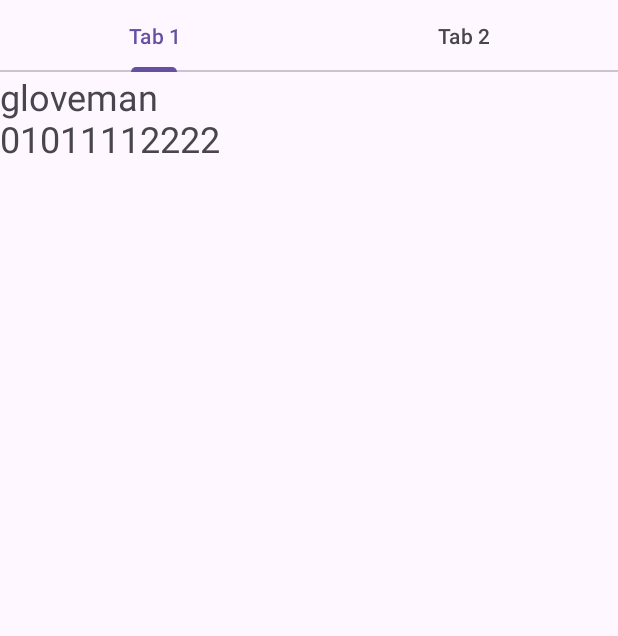
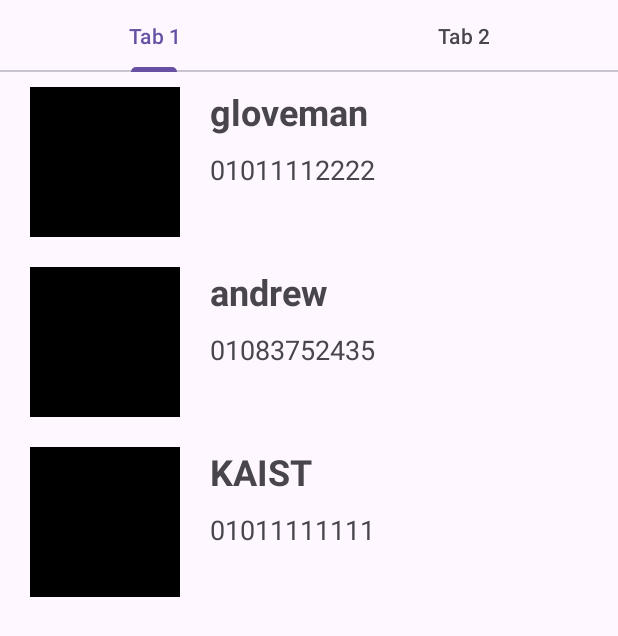
Before and after one commit to Gloveman/CampProject1, an Android app: the screen it shows after launch (MainActivity), on a phone screen of 412 x 824 dp. Shown: the top 636 px of the screen. Run offline under Robolectric (Android 15) with nearby library versions, the phone set to English and light mode, and no system bars.

Commit message:
Improve Tap1 layout

```diff
--- a/app/src/main/java/com/example/androidtest/ContactInfo.kt
+++ b/app/src/main/java/com/example/androidtest/ContactInfo.kt
@@ -11,7 +11,7 @@ import org.json.JSONArray
 class ContactInfo:Fragment() {
     private lateinit var binding:FragmentContactinfoBinding
     lateinit var ListAdapter:listadapter
-    val datas= mutableListOf<String>()
+    val datas= mutableListOf<ContactData>()
     override fun onCreateView(
         inflater:LayoutInflater,
         container:ViewGroup?,
@@ -34,10 +34,9 @@ class ContactInfo:Fragment() {
         binding.contactlist.adapter=ListAdapter
         for (i in 0 until contactarray.length()){
             val single=contactarray.getJSONObject(i)
-            var S=single.getString("name")
-            S+="\n"
-            S+=single.getString("number")
-            datas.add(S)
+            val name=single.getString("name")
+            val number=single.getString("number")
+            datas.add(ContactData(name=name,number=number))
         }
         ListAdapter.datas=datas
         ListAdapter.notifyDataSetChanged()
--- a/app/src/main/java/com/example/androidtest/Gallery.kt
+++ b/app/src/main/java/com/example/androidtest/Gallery.kt
@@ -7,7 +7,7 @@ import android.view.ViewGroup
 import androidx.fragment.app.Fragment
 import com.example.androidtest.databinding.FragmentGalleryBinding
 
-class Gallery :Fragment(){ //dkdkdkdkd
+class Gallery :Fragment(){
     private lateinit var binding: FragmentGalleryBinding
     override fun onCreateView(
         inflater:LayoutInflater,
--- a/app/src/main/java/com/example/androidtest/listadapter.kt
+++ b/app/src/main/java/com/example/androidtest/listadapter.kt
@@ -9,7 +9,7 @@ import android.view.ViewGroup
 import android.widget.TextView
 
 class listadapter(private val context: Context?):RecyclerView.Adapter<listadapter.ViewHolder>(){
-    var datas= mutableListOf<String>()
+    var datas= mutableListOf<ContactData>()
     override fun onCreateViewHolder(parent: ViewGroup, viewType: Int): ViewHolder {
         val view=LayoutInflater.from(context).inflate(R.layout.viewitem,parent,false)
         return ViewHolder(view)
@@ -17,9 +17,17 @@ class listadapter(private val context: Context?):RecyclerView.Adapter<listadapte
     override fun getItemCount(): Int=datas.size
 
     override fun onBindViewHolder(holder: ViewHolder, position: Int) {
-        holder.content.text=datas[position]
+        holder.name.text=datas[position].name
+        holder.number.text=datas[position].number
     }
     inner class ViewHolder(view: View):RecyclerView.ViewHolder(view){
-        val content: TextView =itemView.findViewById(R.id.txtname)
+        val name: TextView =itemView.findViewById(R.id.txtname)
+        val number:TextView=itemView.findViewById(R.id.txtnum)
     }
 }
+
+data class ContactData(
+    //val img:Int,
+    val name:String,
+    val number:String
+)
--- a/app/src/main/res/layout/fragment_contactinfo.xml
+++ b/app/src/main/res/layout/fragment_contactinfo.xml
@@ -9,11 +9,13 @@
 
     <androidx.recyclerview.widget.RecyclerView
         android:id="@+id/contactlist"
-        android:scrollbars="vertical"
-        android:layout_width="wrap_content"
+        android:layout_width="match_parent"
         android:layout_height="wrap_content"
         app:layoutManager="androidx.recyclerview.widget.LinearLayoutManager"
         tools:listitem="@layout/viewitem"
+        app:layout_constraintTop_toTopOf="parent"
+        app:layout_constraintLeft_toLeftOf="parent"
+        app:layout_constraintRight_toRightOf="parent"
         android:orientation="vertical"
         />
 </androidx.constraintlayout.widget.ConstraintLayout>
--- a/app/src/main/res/layout/viewitem.xml
+++ b/app/src/main/res/layout/viewitem.xml
@@ -1,15 +1,39 @@
 <?xml version="1.0" encoding="utf-8"?>
 <androidx.constraintlayout.widget.ConstraintLayout xmlns:android="http://schemas.android.com/apk/res/android"
     android:layout_width="match_parent"
-    android:layout_height="match_parent"
+    android:layout_height="wrap_content"
     xmlns:tools="http://schemas.android.com/tools"
     xmlns:app="http://schemas.android.com/apk/res-auto"
+    android:paddingHorizontal="20dp"
+    android:paddingVertical="10dp"
     >
+        <ImageView android:id="@+id/contactimg"
+            android:layout_width="100dp"
+            android:layout_height="100dp"
+            android:src="@color/black"
+            app:layout_constraintTop_toTopOf="parent"
+            app:layout_constraintStart_toStartOf="parent"
+            app:layout_constraintBottom_toBottomOf="parent"/>
 
         <TextView
             android:layout_width="wrap_content"
             android:layout_height="wrap_content"
             android:id="@+id/txtname"
-            android:textSize="24sp"/>
+            android:textStyle="bold"
+            android:textSize="24sp"
+            android:layout_marginLeft="20dp"
+            app:layout_constraintLeft_toRightOf="@id/contactimg"
+            app:layout_constraintTop_toTopOf="parent"
+            />
+        <TextView
+            android:layout_width="wrap_content"
+            android:layout_height="wrap_content"
+            android:id="@+id/txtnum"
+            android:textSize="18sp"
+            android:layout_marginLeft="20dp"
+            android:layout_marginTop="10dp"
+            app:layout_constraintLeft_toRightOf="@id/contactimg"
+            app:layout_constraintTop_toBottomOf="@id/txtname"
+            />
 
 </androidx.constraintlayout.widget.ConstraintLayout>
```
